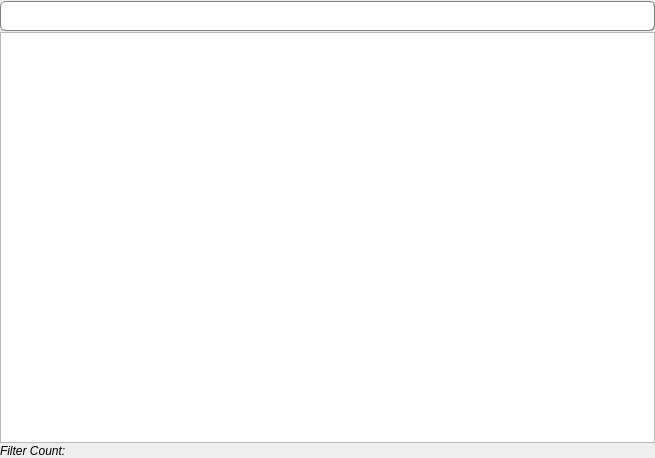
Qt form Source/SVWidgetsLib/Widgets/UI_Files/FilterListToolboxWidget.ui (BlueQuartzSoftware/SIMPL) before a commit.
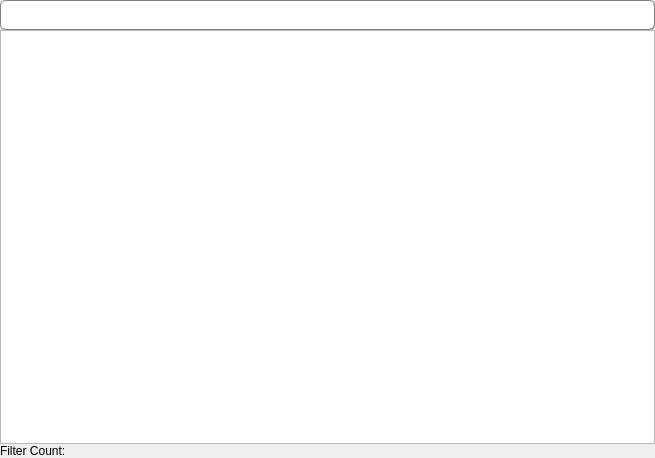
The same form after that commit. Custom widgets are drawn as their Qt base class.

What changed in the file:
```diff
--- a/Source/SVWidgetsLib/Widgets/UI_Files/FilterListToolboxWidget.ui
+++ b/Source/SVWidgetsLib/Widgets/UI_Files/FilterListToolboxWidget.ui
@@ -21,13 +21,13 @@
   </property>
   <layout class="QVBoxLayout" name="verticalLayout">
    <property name="spacing">
-    <number>1</number>
+    <number>0</number>
    </property>
    <property name="leftMargin">
     <number>0</number>
    </property>
    <property name="topMargin">
-    <number>1</number>
+    <number>0</number>
    </property>
    <property name="rightMargin">
     <number>0</number>
@@ -102,11 +102,6 @@
    </item>
    <item>
     <widget class="QLabel" name="filterCountLabel">
-     <property name="font">
-      <font>
-       <italic>true</italic>
-      </font>
-     </property>
      <property name="text">
       <string>Filter Count:</string>
      </property>
```
